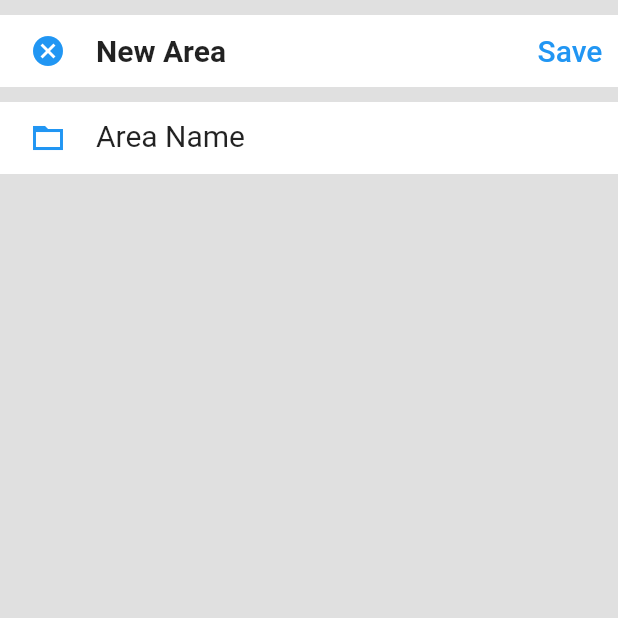
After one commit to SamakshBansal/habitify, a Flutter app: the NewArea screen opened by its route, on a phone screen of 412 x 824 dp, the top half of it. The commit adds this screen. Run offline on Flutter 3.47's test engine with Material 2 defaults, Android fonts, the phone set to English and light mode, and no system bars.

Commit message:
New Area

```diff
--- a/lib/main.dart
+++ b/lib/main.dart
@@ -2,6 +2,7 @@ import 'package:flutter/material.dart';
 import 'screens/journal.dart';
 import 'screens/progress.dart';
 import 'screens/setting.dart';
+import 'screens/newarea.dart';
 
 void main() {
   runApp(const MyApp());
@@ -15,6 +16,9 @@ class MyApp extends StatelessWidget {
   Widget build(BuildContext context) {
     return MaterialApp(
       title: 'Habitify',
+      routes: {
+        '/newArea': (context) => const NewArea(),
+      },
       theme: ThemeData(
         primarySwatch: Colors.blue,
       ),
--- a/lib/screens/journal.dart
+++ b/lib/screens/journal.dart
@@ -1,5 +1,6 @@
 import 'package:flutter/material.dart';
 import 'package:intl/intl.dart';
+// import 'package:habitify/screens/newarea.dart';
 
 class MyJournal extends StatefulWidget {
   const MyJournal({Key? key}) : super(key: key);
@@ -9,8 +10,7 @@ class MyJournal extends StatefulWidget {
 }
 
 class _MyJournalState extends State<MyJournal> {
-  TextEditingController _controller =
-      TextEditingController(text: "Festive Leave");
+  TextEditingController _controller = TextEditingController();
   bool _isEnable = false;
 
   @override
--- /dev/null
+++ b/lib/screens/newarea.dart
@@ -0,0 +1,98 @@
+import 'package:flutter/material.dart';
+
+class NewArea extends StatefulWidget {
+  const NewArea({Key? key}) : super(key: key);
+
+  @override
+  _NewAreaState createState() => _NewAreaState();
+}
+
+class _NewAreaState extends State<NewArea> {
+  TextEditingController _controller = TextEditingController();
+
+  @override
+  void initState() {
+    super.initState();
+    _controller = TextEditingController(text: 'Area Name');
+  }
+
+  @override
+  void dispose() {
+    _controller.dispose();
+    super.dispose();
+  }
+
+  @override
+  Widget build(BuildContext context) {
+    return Scaffold(
+      backgroundColor: Colors.grey.shade300,
+      body: SafeArea(
+        child: Column(
+          children: [
+            const SizedBox(
+              height: 10,
+            ),
+            Container(
+              decoration: const BoxDecoration(
+                color: Colors.white,
+              ),
+              child: Row(
+                children: [
+                  TextButton(
+                    onPressed: () {},
+                    child: const Icon(Icons.cancel_sharp),
+                  ),
+                  const Expanded(
+                    child: Text(
+                      'New Area',
+                      style: TextStyle(
+                        fontWeight: FontWeight.bold,
+                        fontSize: 20,
+                      ),
+                    ),
+                  ),
+                  TextButton(
+                    onPressed: () {},
+                    child: const Text(
+                      'Save',
+                      style: TextStyle(fontSize: 20, color: Colors.blue),
+                    ),
+                  ),
+                ],
+              ),
+            ),
+            const SizedBox(
+              height: 10,
+            ),
+            Container(
+              decoration: const BoxDecoration(
+                color: Colors.white,
+              ),
+              child: Row(
+                children: [
+                  TextButton(
+                    onPressed: () {},
+                    child: const Icon(Icons.folder_open_sharp),
+                  ),
+                  SizedBox(
+                    height: 30,
+                    width: 328,
+                    child: TextField(
+                      decoration: const InputDecoration(
+                        border: InputBorder.none,
+                      ),
+                      controller: _controller,
+                      style: const TextStyle(
+                        fontSize: 20,
+                      ),
+                    ),
+                  ),
+                ],
+              ),
+            )
+          ],
+        ),
+      ),
+    );
+  }
+}
```
